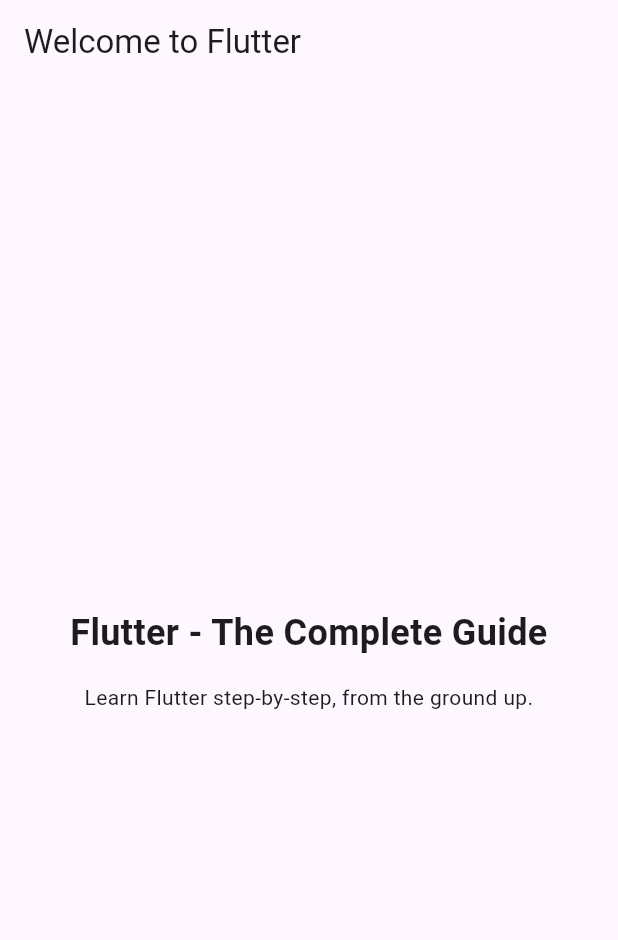
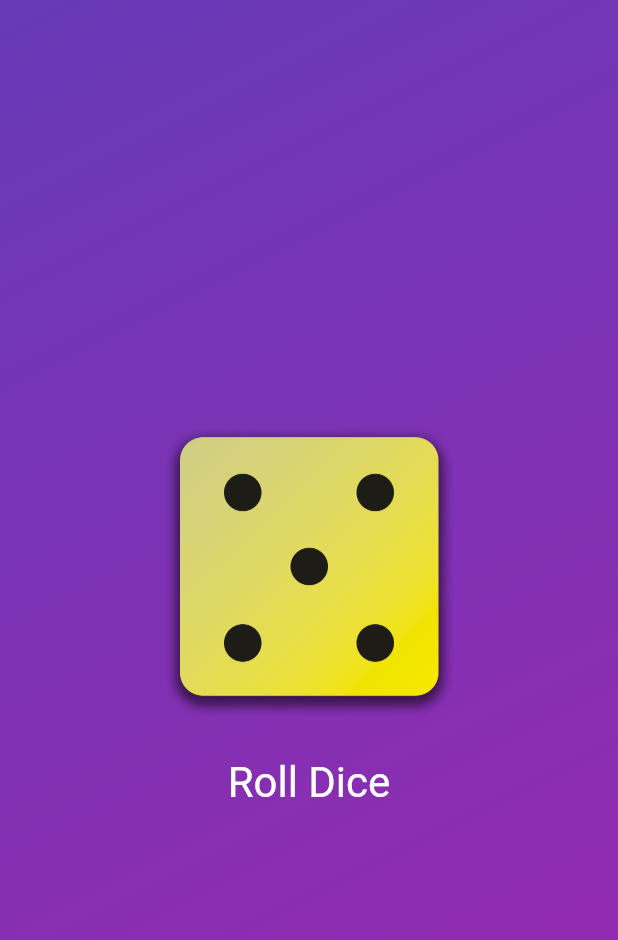
Before and after one commit to SebiC98/FlutterFirstApp, a Flutter app: the screen it shows after launch, on a phone screen of 412 x 824 dp. Shown: the top 940 px of the screen. Run offline on Flutter 3.47's test engine with Material 3 defaults, Android fonts, the phone set to English and light mode, and no system bars.

Commit message:
Dice App

```diff
--- /dev/null
+++ b/lib/dice_roller.dart
@@ -0,0 +1,50 @@
+import 'package:flutter/material.dart';
+import 'dart:math';
+
+final randomizer = Random();
+
+class DiceRoller extends StatefulWidget {
+  const DiceRoller({super.key});
+
+  @override
+  State<DiceRoller> createState() {
+    return _DiceRollerState();
+  }
+}
+
+class _DiceRollerState extends State<DiceRoller> {
+  var currentDiceRoll = randomizer.nextInt(6) + 1;
+
+  void rollDice() {
+    setState(() {
+      currentDiceRoll = randomizer.nextInt(6) + 1;
+    });
+  }
+
+  @override
+  Widget build(context) {
+    return Column(
+      mainAxisSize: MainAxisSize.min,
+      children: [
+        Image.asset(
+          'assets/images/dice-$currentDiceRoll.png',
+          width: 200,
+        ),
+        const SizedBox(
+          height: 20,
+        ),
+        TextButton(
+          onPressed: rollDice,
+          style: TextButton.styleFrom(
+            //padding: const EdgeInsets.only(top: 20),
+            foregroundColor: Colors.white,
+            textStyle: const TextStyle(
+              fontSize: 28,
+            ),
+          ),
+          child: const Text('Roll Dice'),
+        )
+      ],
+    );
+  }
+}
--- /dev/null
+++ b/lib/gradient_container.dart
@@ -0,0 +1,33 @@
+import 'package:first_app/dice_roller.dart';
+import 'package:flutter/material.dart';
+import 'package:first_app/dice_roller.dart';
+
+import 'package:first_app/styled_text.dart';
+
+var startAlignment = Alignment.topLeft;
+var endAlignment = Alignment.bottomRight;
+
+class GradientContainer extends StatelessWidget {
+  GradientContainer(this.colors, {super.key});
+
+  GradientContainer.purple({super.key})
+      : colors = [Colors.deepPurple, Colors.purple];
+
+  List<Color> colors;
+
+  @override
+  Widget build(context) {
+    return Container(
+      decoration: BoxDecoration(
+        gradient: LinearGradient(
+          colors: colors,
+          begin: startAlignment,
+          end: endAlignment,
+        ),
+      ),
+      child: Center(
+        child: DiceRoller(),
+      ),
+    );
+  }
+}
--- a/lib/main.dart
+++ b/lib/main.dart
@@ -1,54 +1,11 @@
 import 'package:flutter/material.dart';
 
+import 'package:first_app/gradient_container.dart';
+
 void main() {
-  runApp(const MyApp());
+  runApp(
+    MaterialApp(
+      home: Scaffold(body: GradientContainer.purple()),
+    ),
+  );
 }
-
-// With Flutter, you create user interfaces by combining "widgets"
-// You'll learn all about them (and much more) throughout this course!
-class MyApp extends StatelessWidget {
-  const MyApp({super.key});
-
-  // Every custom widget must have a build() method
-  // It tells Flutter, which widgets make up your custom widget
-  // Again: You'll learn all about that throughout the course!
-  @override
-  Widget build(BuildContext context) {
-    // Below, a bunch of built-in widgets are used (provided by Flutter)
-    // They will be explained in the next sections
-    // In this course, you will, of course, not just use them a lot but
-    // also learn about many other widgets!
-    return MaterialApp(
-      title: 'Flutter First App',
-      theme: ThemeData(useMaterial3: true),
-      home: Scaffold(
-        appBar: AppBar(
-          title: const Text('Welcome to Flutter'),
-        ),
-        body: Container(
-          width: double.infinity,
-          padding: const EdgeInsets.all(12),
-          child: Column(
-            mainAxisAlignment: MainAxisAlignment.center,
-            crossAxisAlignment: CrossAxisAlignment.center,
-            children: const [
-              Text(
-                'Flutter - The Complete Guide',
-                textAlign: TextAlign.center,
-                style: TextStyle(
-                  fontSize: 24,
-                  fontWeight: FontWeight.bold,
-                ),
-              ),
-              SizedBox(height: 16),
-              Text(
-                'Learn Flutter step-by-step, from the ground up.',
-                textAlign: TextAlign.center,
-              ),
-            ],
-          ),
-        ),
-      ),
-    );
-  }
-}
--- /dev/null
+++ b/lib/styled_text.dart
@@ -0,0 +1,18 @@
+import 'package:flutter/material.dart';
+
+class StyledText extends StatelessWidget {
+  const StyledText(this.text, {super.key});
+
+  final String text;
+
+  @override
+  Widget build(context) {
+    return Text(
+      text,
+      style: const TextStyle(
+        color: Colors.white,
+        fontSize: 28,
+      ),
+    );
+  }
+}
```
Also changed, not shown: pubspec.yaml (+9 -8 lines), assets/images/dice-1.png (added), assets/images/dice-2.png (added), assets/images/dice-3.png (added), assets/images/dice-4.png (added), assets/images/dice-5.png (added), assets/images/dice-6.png (added).
